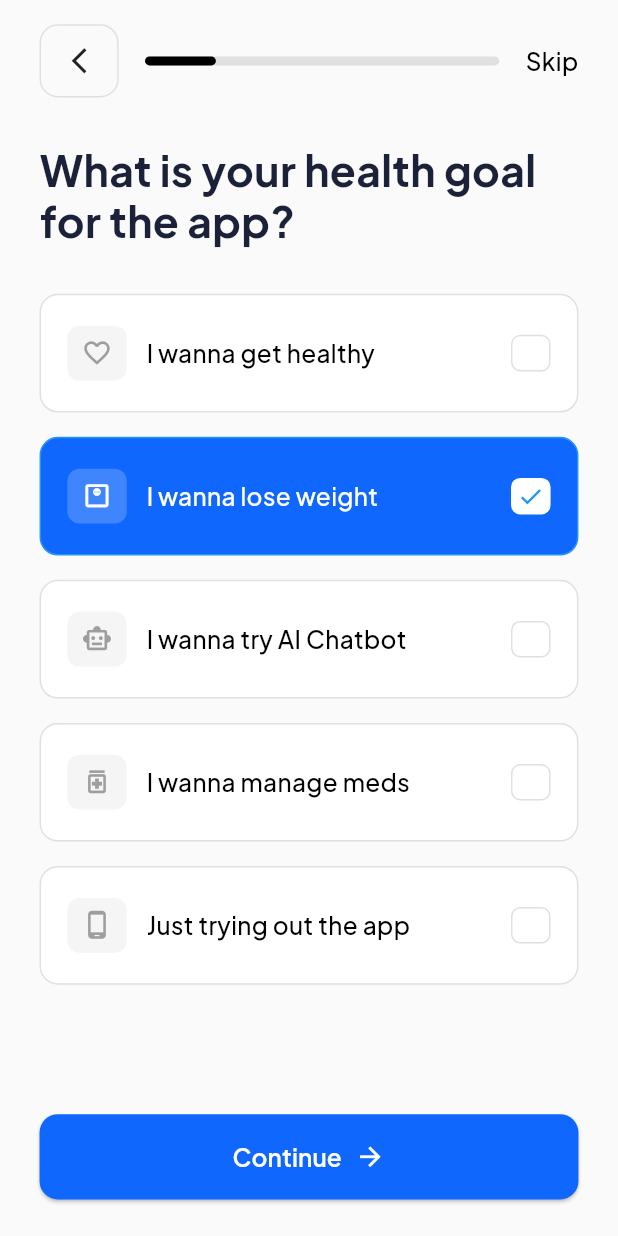
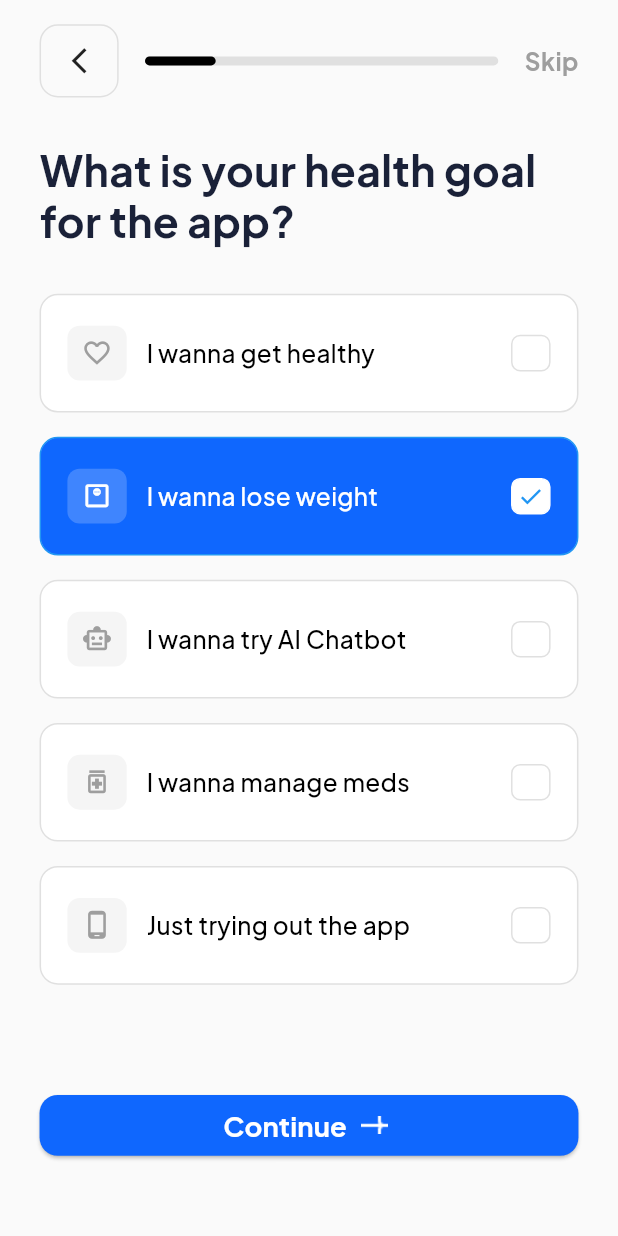
Before and after one commit to Di-Twin/Di-Twin, a Flutter app: the HealthAssessmentGoal screen opened by its route, on a phone screen of 412 x 824 dp. Run offline on Flutter 3.47's test engine with Material 3 defaults, Android fonts, the phone set to English and light mode, and no system bars; our stand-ins replace country_code_picker, dotted_border, firebase_auth, firebase_core, flutter_riverpod, flutter_screenutil and 5 more; missing offline and left inert: ditwin_alert, ditwin_country_code; accounts and stored records are empty.

Commit message:
Bug Fix Sprint 2

```diff
--- a/client/lib/features/auth/OtpScreen.dart
+++ b/client/lib/features/auth/OtpScreen.dart
@@ -251,6 +251,7 @@ void _onDigitChanged(int index, String value) {
                                 focusNode: _focusNodes[index],
                                 textAlign: TextAlign.center,
                                 keyboardType: TextInputType.number,
+                                autofillHints: [AutofillHints.oneTimeCode],
                                 maxLength: 1,
                                 style: GoogleFonts.plusJakartaSans(
                                   fontSize: 26.sp,
--- a/client/lib/features/health_assessment/health_assessment_goal.dart
+++ b/client/lib/features/health_assessment/health_assessment_goal.dart
@@ -1,3 +1,4 @@
+import 'package:client/widgets/CustomButton.dart';
 import 'package:client/widgets/ProgressBar.dart';
 import 'package:flutter/material.dart';
 import 'package:flutter_screenutil/flutter_screenutil.dart';
@@ -91,8 +92,8 @@ class _HealthAssessmentGoalState extends State<HealthAssessmentGoal> {
                     'Skip',
                     style: GoogleFonts.plusJakartaSans(
                       fontSize: 16.sp,
-                      fontWeight: FontWeight.w500,
-                      color: Colors.black,
+                      fontWeight: FontWeight.w700,
+                      color: Colors.grey,
                     ),
                   ),
                 ],
@@ -188,44 +189,14 @@ class _HealthAssessmentGoalState extends State<HealthAssessmentGoal> {
               // Continue button
               Padding(
                 padding: EdgeInsets.only(bottom: 24.h),
-                child: ElevatedButton(
+                child: CustomButton(
+                  text: "Continue",
+                  iconPath: 'images/SignInAddIcon.png',
                   onPressed: () {
-                    // dart(TODO:) should change the route to the next screen not age
-                    Navigator.pushNamed(context, '/questions/age');
+                    Navigator.pushNamed(context, '/questions/weight');
                   },
-                  style: ElevatedButton.styleFrom(
-                    backgroundColor: Color(0xFF0F67FE),
-                    foregroundColor: Colors.white,
-                    minimumSize: Size(double.infinity, 56.h),
-                    shape: RoundedRectangleBorder(
-                      borderRadius: BorderRadius.circular(12.r),
-                    ),
-                  ),
-                  child: Row(
-                    mainAxisAlignment: MainAxisAlignment.center,
-                    children: [
-                      Text(
-                        'Continue',
-                        style: GoogleFonts.plusJakartaSans(
-                          fontSize: 16.sp,
-                          fontWeight: FontWeight.w600,
-                        ),
-                      ),
-                      SizedBox(width: 8.w),
-                      Icon(Icons.arrow_forward, size: 20.sp),
-                    ],
-                  ),
                 ),
               ),
-              // child: CustomButton(
-              //       text: "Continue",
-              //       iconPath: 'images/SignInAddIcon.png',
-              //       onPressed: () {
-              //         // should navigate to the next page
-              //       }
-              //     )
-
-              // dart(TODO:) should use this custom compo after height and width can be customisable
             ],
           ),
         ),
--- a/client/lib/features/health_assessment/health_assessment_symptoms.dart
+++ b/client/lib/features/health_assessment/health_assessment_symptoms.dart
@@ -198,7 +198,6 @@ class _SymptomsSelectionPageState extends State<SymptomsSelectionPage> {
     return Center(
       child: Container(
         decoration: BoxDecoration(
-          color: Colors.grey.shade200,
           borderRadius: BorderRadius.circular(20),
         ),
         child: ClipRRect(
```
Also changed, not shown: client/lib/features/health_assessment/health_assessment_age.dart (+4 -23 lines), client/lib/features/health_assessment/health_assessment_height.dart (+24 -9 lines), client/lib/features/health_assessment/health_assessment_weight.dart (+50 -69 lines).
